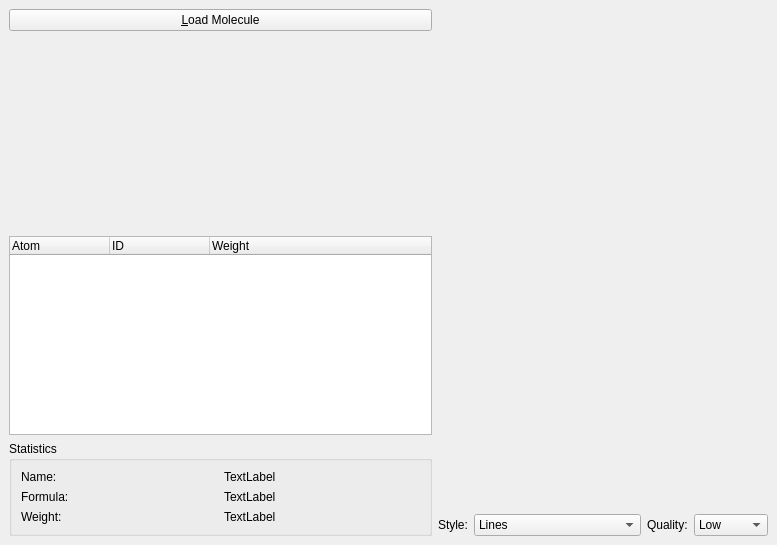
Above: src/moleculeviewerwidget.ui from KDE/kalzium before the change. Below: the same form after it.
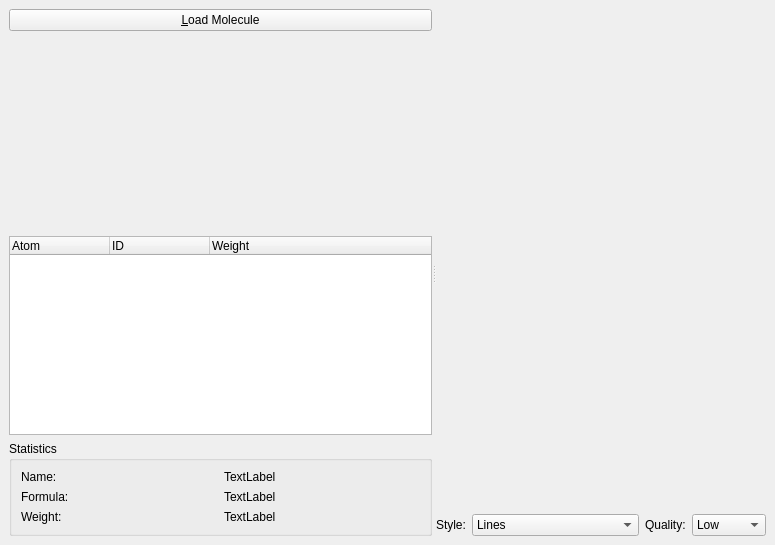
That is the form after the change. Custom widgets are drawn as their Qt base class.

Commit message: * No idea why I didn't do this in the first place  :: no the dialog is using a vertical QSplitter. This means you     can easily make the 3d-widget fullscreen (well, "fulldialog") 	Looks pretty cool

The edit to the form file:
```diff
--- a/src/moleculeviewerwidget.ui
+++ b/src/moleculeviewerwidget.ui
@@ -23,6 +23,11 @@
     <number>6</number>
    </property>
    <item row="0" column="0" >
+    <widget class="QSplitter" name="" >
+     <property name="orientation" >
+      <enum>Qt::Horizontal</enum>
+     </property>
+     <widget class="QWidget" name="" >
     <layout class="QVBoxLayout" >
      <property name="margin" >
       <number>0</number>
@@ -157,8 +162,8 @@
       </widget>
      </item>
     </layout>
-   </item>
-   <item row="0" column="1" >
+     </widget>
+     <widget class="QWidget" name="" >
     <layout class="QVBoxLayout" >
      <property name="margin" >
       <number>0</number>
@@ -255,6 +260,8 @@
       </layout>
      </item>
     </layout>
+     </widget>
+    </widget>
    </item>
   </layout>
  </widget>
```
Lines whose indentation alone changed are shown as unchanged.
